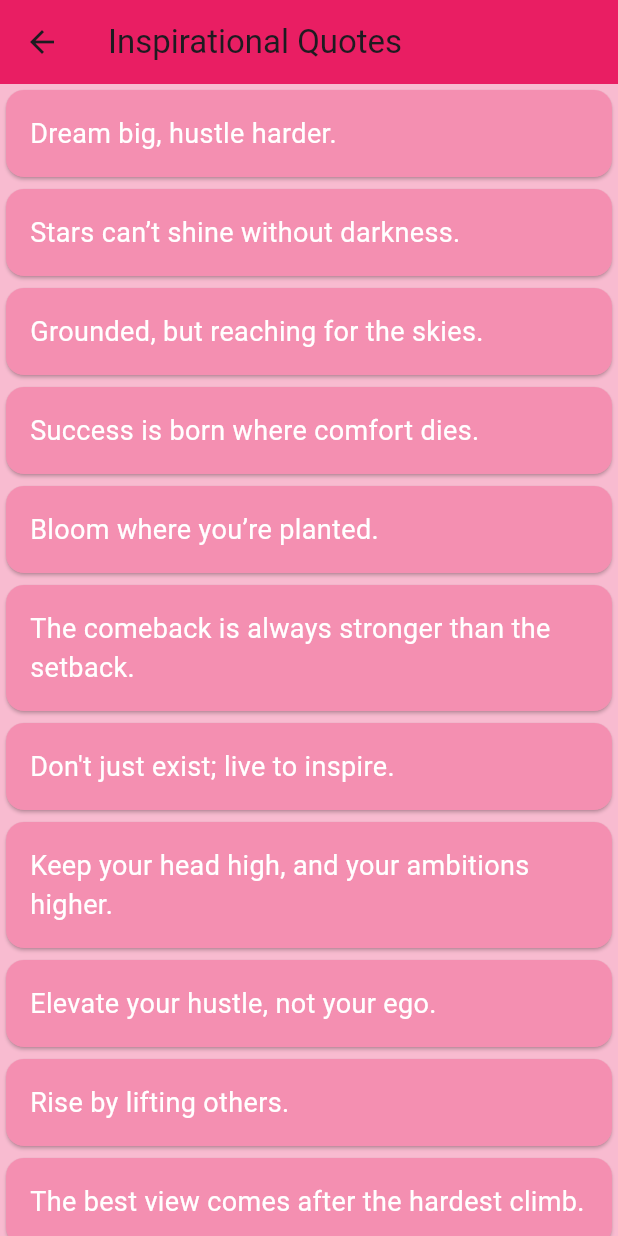
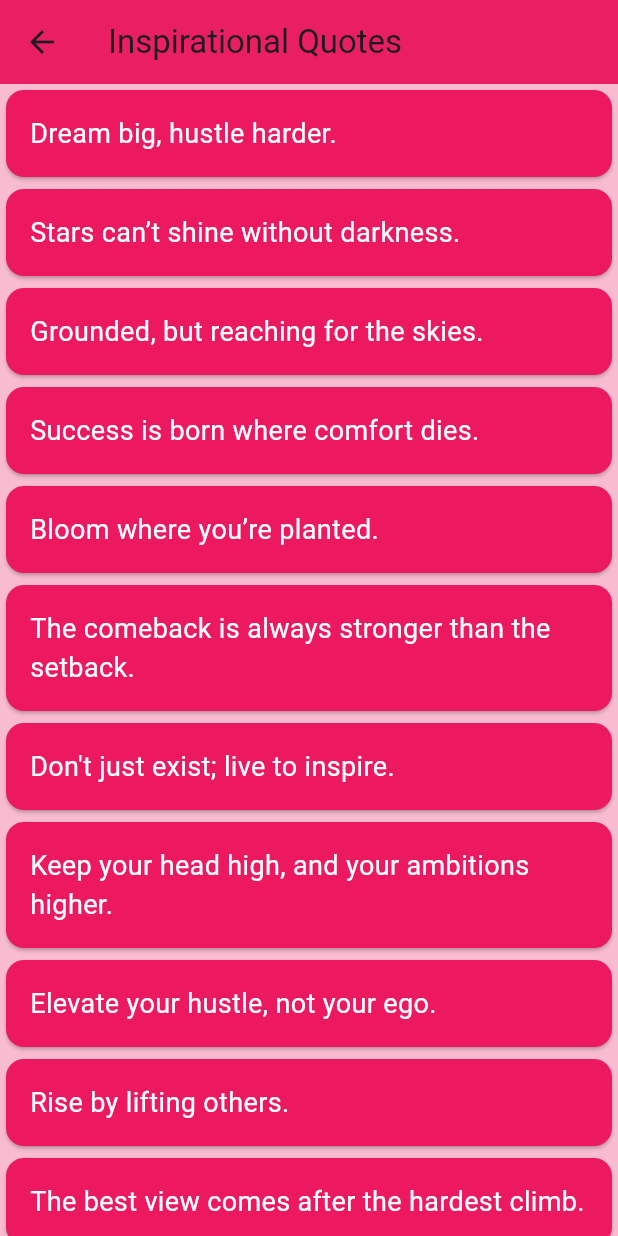
Before and after one commit to khathutshelo-dev/LogicLab, a Flutter app: the screen it shows after launch, after a tap on "Inspirational Quotes", on a phone screen of 412 x 824 dp. Run offline on Flutter 3.47's test engine with Material 3 defaults, Android fonts, the phone set to English and light mode, and no system bars.

Commit message:
Initial commit for Quotes of the Day Flutter app

```diff
--- a/lib/main.dart
+++ b/lib/main.dart
@@ -48,7 +48,8 @@ class CategoriesScreen extends StatelessWidget {
                 Navigator.push(
                   context,
                   MaterialPageRoute(
-                    builder: (context) => CaptionsScreen(category: categories[index]),
+                    builder: (context) =>
+                        CaptionsScreen(category: categories[index]),
                   ),
                 );
               },
@@ -190,7 +191,7 @@ class CaptionsScreen extends StatelessWidget {
         itemCount: captions[category]!.length,
         itemBuilder: (context, index) {
           return Card(
-            color: Colors.pink[200],
+            color: const Color.fromARGB(255, 236, 25, 96),
             child: Padding(
               padding: const EdgeInsets.all(16.0),
               child: Text(
```
Also changed, not shown: 1 other file.
